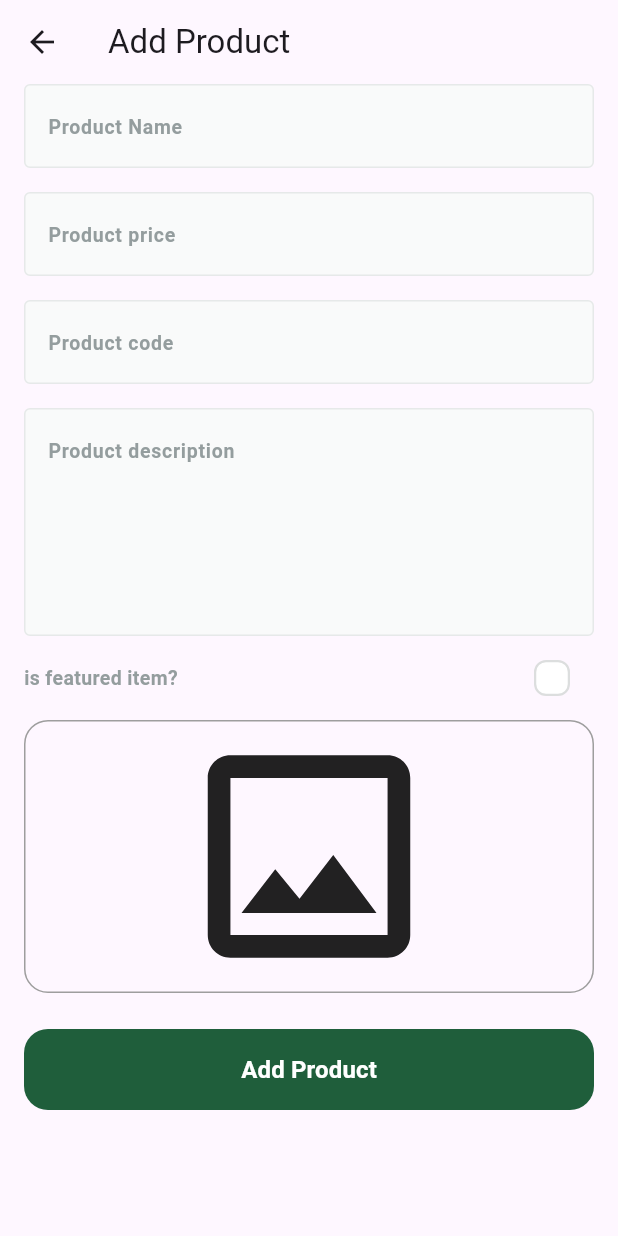
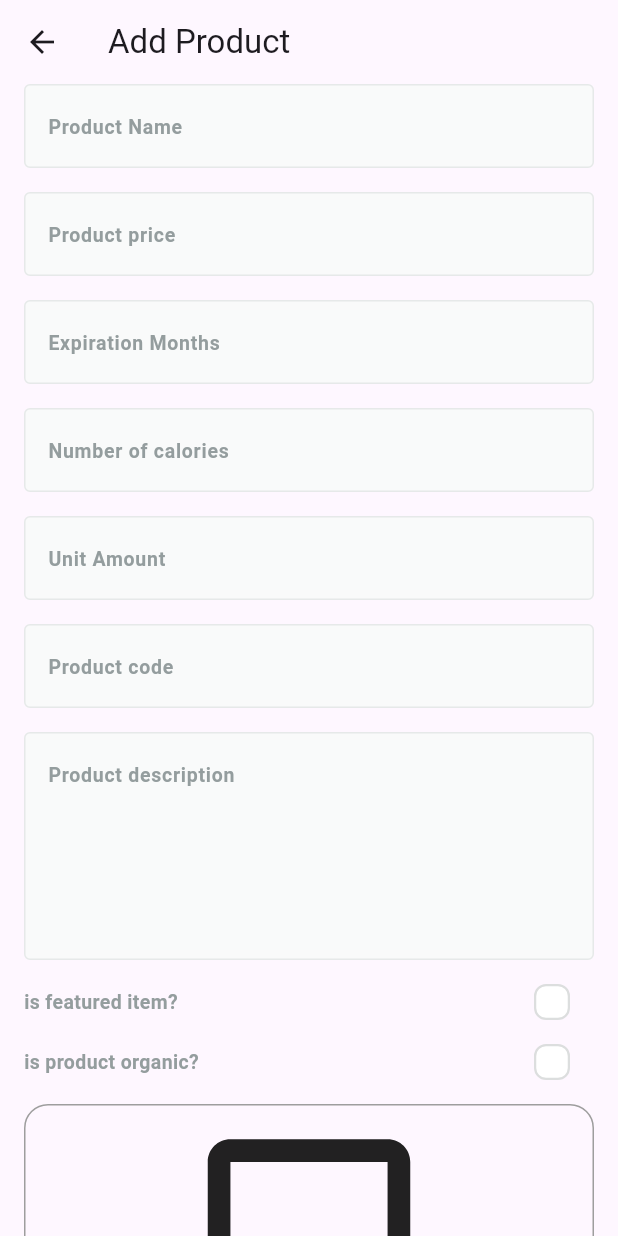
Before and after one commit to abo3amer69/fruit-hup-dashboard, a Flutter app: the AddProductView screen opened by its route, on a phone screen of 412 x 824 dp. Run offline on Flutter 3.47's test engine with Material 3 defaults, Android fonts, the light colour scheme and no system bars; drawn by our look-alikes of skeletonizer; our stand-ins replace bloc, cloud_firestore, dartz, firebase_core, firebase_storage, flutter_bloc and 2 more; accounts and stored records are empty; statements that could not run were skipped.

Commit message:
add additional data to product fruit

```diff
--- a/lib/features/add_product/domain/entities/add_product_input_entity.dart
+++ b/lib/features/add_product/domain/entities/add_product_input_entity.dart
@@ -7,15 +7,25 @@ class AddProductInputEntity {
   final num price;
   final File image;
   final bool isFeatured;
-   String? imageUrl;
+  String? imageUrl;
+  final int expirationMonths;
+  final bool isOrganic;
+  final int numberOfCalories;
+  final num averageRating = 0;
+  final num ratingCount = 0;
+  final int unitAmount;
 
   AddProductInputEntity({
+    required this.expirationMonths,
+    required this.numberOfCalories,
+    required this.unitAmount,
     required this.name,
     required this.code,
     required this.description,
     required this.price,
     required this.image,
     required this.isFeatured,
+    this.isOrganic = false,
     this.imageUrl,
   });
 }
--- a/lib/features/add_product/presentation/views/widgets/add_product_view_body.dart
+++ b/lib/features/add_product/presentation/views/widgets/add_product_view_body.dart
@@ -9,6 +9,7 @@ import 'package:fruit_hup_dashboard/features/add_product/domain/entities/add_pro
 import 'package:fruit_hup_dashboard/features/add_product/presentation/manager/cubit/add_product_cubit.dart';
 import 'package:fruit_hup_dashboard/features/add_product/presentation/views/widgets/custom_check_box.dart';
 import 'package:fruit_hup_dashboard/features/add_product/presentation/views/widgets/is_featured_check_box.dart';
+import 'package:fruit_hup_dashboard/features/add_product/presentation/views/widgets/is_organic_check_box.dart';
 
 class AddProductViewBody extends StatefulWidget {
   const AddProductViewBody({super.key});
@@ -22,9 +23,10 @@ class _AddProductViewBodyState extends State<AddProductViewBody> {
   AutovalidateMode autovalidateMode = AutovalidateMode.disabled;
 
   late String name, code, description;
-  late num price;
+  late num price, expirationMonths, numberOfCalories, unitAmount;
   File? image;
   bool isFeatured = false;
+  bool isOrganic = false;
   @override
   Widget build(BuildContext context) {
     return Padding(
@@ -54,7 +56,31 @@ class _AddProductViewBodyState extends State<AddProductViewBody> {
               const SizedBox(height: 16),
               CustomTextFormField(
                 onSaved: (value) {
-                  code = value!.toLowerCase();
+                  expirationMonths = num.parse(value!);
+                }, ///////////
+                hintText: 'Expiration Months',
+                textInputType: TextInputType.number,
+              ),
+              const SizedBox(height: 16),
+              CustomTextFormField(
+                onSaved: (value) {
+                  numberOfCalories = num.parse(value!);
+                }, ///////////
+                hintText: 'Number of calories',
+                textInputType: TextInputType.number,
+              ),
+              const SizedBox(height: 16),
+              CustomTextFormField(
+                onSaved: (value) {
+                  unitAmount = num.parse(value!);
+                }, ///////////
+                hintText: 'Unit Amount',
+                textInputType: TextInputType.number,
+              ),
+              const SizedBox(height: 16),
+              CustomTextFormField(
+                onSaved: (value) {
+                  code = value!;
                 },
                 hintText: 'Product code',
                 textInputType: TextInputType.number,
@@ -76,6 +102,13 @@ class _AddProductViewBodyState extends State<AddProductViewBody> {
                 },
               ),
               SizedBox(height: 16),
+              IsOrganicCheckBox(
+                ////////////////
+                onChanged: (value) {
+                  isOrganic = value;
+                },
+              ),
+              SizedBox(height: 16),
               ImageField(
                 onFileChanged: (image) {
                   this.image = image;
@@ -88,6 +121,10 @@ class _AddProductViewBodyState extends State<AddProductViewBody> {
                     if (_formKey.currentState!.validate()) {
                       _formKey.currentState!.save();
                       AddProductInputEntity input = AddProductInputEntity(
+                        isOrganic: isOrganic,
+                        expirationMonths: expirationMonths.toInt(),
+                        numberOfCalories: numberOfCalories.toInt(),
+                        unitAmount: unitAmount.toInt(),
                         name: name,
                         code: code,
                         description: description,
--- /dev/null
+++ b/lib/features/add_product/presentation/views/widgets/is_organic_check_box.dart
@@ -0,0 +1,48 @@
+import 'package:flutter/material.dart';
+import 'package:flutter/widgets.dart';
+import 'package:fruit_hup_dashboard/core/utils/app_colors.dart';
+import 'package:fruit_hup_dashboard/core/utils/app_text_styles.dart';
+import 'package:fruit_hup_dashboard/features/add_product/presentation/views/widgets/custom_check_box.dart';
+
+class IsOrganicCheckBox extends StatefulWidget {
+  const IsOrganicCheckBox({super.key, required this.onChanged});
+
+  final ValueChanged<bool> onChanged;
+  @override
+  State<IsOrganicCheckBox> createState() => _IsOrganicCheckBoxState();
+}
+
+class _IsOrganicCheckBoxState extends State<IsOrganicCheckBox> {
+  bool isOrganic = false;
+  @override
+  Widget build(BuildContext context) {
+    return Row(
+      children: [
+        Text.rich(
+          TextSpan(
+            children: [
+              TextSpan(
+                text: 'is product organic?',
+                style: TextStyles.semiBold13.copyWith(
+                  color: const Color(0xFF949D9E),
+                ),
+              ),
+            ],
+          ),
+          textAlign: TextAlign.right,
+        ),
+        Expanded(child: SizedBox(width: 16)),
+
+        CustomCheckBox(
+          onChecked: (value) {
+            isOrganic = value;
+            widget.onChanged(value);
+            setState(() {});
+          },
+          isChecked: isOrganic,
+        ),
+        const SizedBox(width: 16),
+      ],
+    );
+  }
+}
```
Also changed, not shown: lib/features/add_product/data/model/add_product_input_model.dart (+18 -1 lines).
